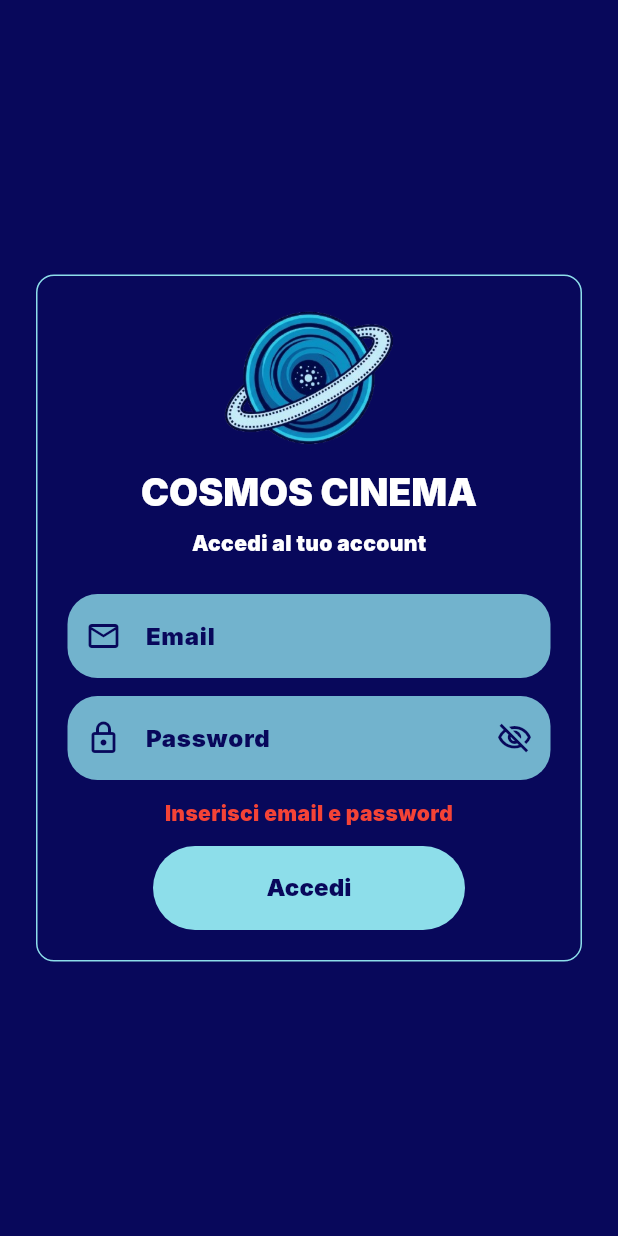
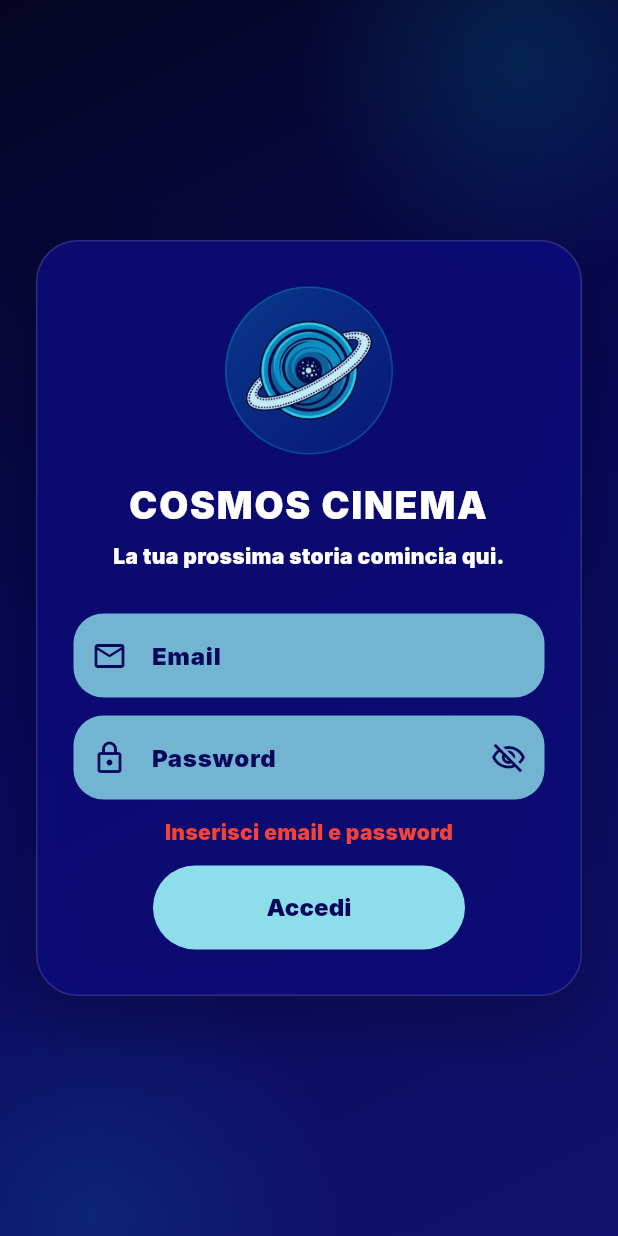
Before and after one commit to fabio-sorrentino/fabio-sorrentino-cosmos, a Flutter app: the screen it shows after launch, after a tap on "Accedi", on a phone screen of 412 x 824 dp. Run offline on Flutter 3.47's test engine with Material 3 defaults, Android fonts, the phone set to English and light mode, and no system bars; our stand-ins replace cached_network_image, shared_preferences; network calls fail.

Commit message:
Aggiorna app e build iOS

```diff
--- a/lib/main.dart
+++ b/lib/main.dart
@@ -1,6 +1,7 @@
+import 'package:cosmos/screens/splash_screen.dart';
 import 'package:flutter/material.dart';
 import 'package:provider/provider.dart';
-
+import './screens/splash_screen.dart';
 import './providers/movies_provider.dart';
 import './providers/theme_provider.dart';
 import './providers/user_lists_provider.dart';
@@ -38,7 +39,7 @@ class MyApp extends StatelessWidget {
       scrollBehavior: const MaterialScrollBehavior().copyWith(
         overscroll: false,
       ),
-      home: const LoginScreen(),
+      home: const SplashScreen(),
     );
   }
 }
--- a/lib/models/movie.dart
+++ b/lib/models/movie.dart
@@ -22,7 +22,7 @@ class Movie {
   // Full poster URL (TMDB only sends a partial path)
   String? get posterUrl => posterPath == null
       ? null
-      : 'https://image.tmdb.org/t/p/w500$posterPath';
+      : 'https://image.tmdb.org/t/p/w342$posterPath';
 
   // Full backdrop URL (wide image)
   String? get backdropUrl => backdropPath == null
--- a/lib/screens/detail_screen.dart
+++ b/lib/screens/detail_screen.dart
@@ -1,10 +1,12 @@
 import 'package:flutter/material.dart';
 import 'package:provider/provider.dart';
+import 'package:cached_network_image/cached_network_image.dart';
 
 import '../models/movie.dart';
 import '../providers/user_lists_provider.dart';
 import '../widgets/primary_button.dart';
 import '../widgets/cast_section.dart';
+import '../widgets/skeleton.dart';
 
 class DetailScreen extends StatelessWidget {
   final Movie movie;
@@ -49,10 +51,13 @@ class DetailScreen extends StatelessWidget {
               child: ClipRRect(
                 borderRadius: BorderRadius.circular(20),
                 child: movie.posterUrl != null
-                    ? Image.network(
-                        movie.posterUrl!,
+                    ? CachedNetworkImage(
+                        imageUrl: movie.posterUrl!,
                         fit: BoxFit.cover,
-                        errorBuilder: (_, __, ___) => _NoPoster(movie.title),
+                        fadeInDuration: const Duration(milliseconds: 250),
+                        placeholder: (context, url) => const Skeleton(),
+                        errorWidget: (context, url, error) =>
+                            _NoPoster(movie.title),
                       )
                     : _NoPoster(movie.title),
               ),
--- a/lib/screens/login_screen.dart
+++ b/lib/screens/login_screen.dart
@@ -1,6 +1,7 @@
 import 'package:flutter/material.dart';
 
 import '../data/demo_user.dart';
+import '../theme/app_theme.dart';
 import '../widgets/custom_text_field.dart';
 import '../widgets/main_shell.dart';
 import '../widgets/primary_button.dart';
@@ -53,41 +54,118 @@ class LoginScreenState extends State<LoginScreen> {
 
   @override
   Widget build(BuildContext context) {
+    final isDark = Theme.of(context).brightness == Brightness.dark;
+
     return Scaffold(
-      body: SafeArea(
+      body: Stack(
+        children: [
+          Positioned.fill(
+            child: DecoratedBox(
+              decoration: BoxDecoration(
+                gradient: LinearGradient(
+                  begin: Alignment.topLeft,
+                  end: Alignment.bottomRight,
+                  colors: isDark
+                      ? const [
+                          Color(0xFF050522),
+                          AppColors.primary,
+                          Color(0xFF11116D),
+                        ]
+                      : const [
+                          Color(0xFFF4FCFF),
+                          AppColors.surfaceLight,
+                          Color(0xFF90DDE9),
+                        ],
+                ),
+              ),
+            ),
+          ),
+          Positioned(
+            top: -110,
+            right: -85,
+            child: _GlowOrb(
+              size: 300,
+              color: AppColors.tertiary.withValues(alpha: isDark ? 0.16 : 0.2),
+            ),
+          ),
+          Positioned(
+            bottom: -155,
+            left: -110,
+            child: _GlowOrb(
+              size: 340,
+              color: AppColors.secondary.withValues(alpha: isDark ? 0.2 : 0.14),
+            ),
+          ),
+          SafeArea(
             child: Center(
               child: SingleChildScrollView(
-            child: Padding(
                 padding: const EdgeInsets.all(24),
+                child: ConstrainedBox(
+                  constraints: const BoxConstraints(maxWidth: 430),
                   child: Container(
                     width: double.infinity,
-                padding: const EdgeInsets.all(20),
+                    padding: const EdgeInsets.symmetric(
+                      horizontal: 24,
+                      vertical: 30,
+                    ),
                     decoration: BoxDecoration(
+                      color: (isDark ? AppColors.hoverPrimary : Colors.white)
+                          .withValues(alpha: isDark ? 0.84 : 0.82),
                       border: Border.all(
-                    color: Theme.of(context).colorScheme.primary,
+                        color: (isDark ? Colors.white : AppColors.primary)
+                            .withValues(alpha: 0.14),
                       ),
-                  borderRadius: BorderRadius.circular(12),
+                      borderRadius: BorderRadius.circular(28),
+                      boxShadow: [
+                        BoxShadow(
+                          color: AppColors.black.withValues(
+                            alpha: isDark ? 0.24 : 0.1,
+                          ),
+                          blurRadius: 40,
+                          offset: const Offset(0, 20),
+                        ),
+                      ],
                     ),
                     child: Column(
                       mainAxisSize: MainAxisSize.min,
                       children: [
-                    Image.asset(
+                        Container(
+                          width: 112,
+                          height: 112,
+                          padding: const EdgeInsets.all(12),
+                          decoration: BoxDecoration(
+                            shape: BoxShape.circle,
+                            gradient: LinearGradient(
+                              begin: Alignment.topLeft,
+                              end: Alignment.bottomRight,
+                              colors: [
+                                AppColors.tertiary.withValues(alpha: 0.28),
+                                AppColors.secondary.withValues(alpha: 0.12),
+                              ],
+                            ),
+                            border: Border.all(
+                              color: AppColors.tertiary.withValues(alpha: 0.3),
+                            ),
+                          ),
+                          child: Image.asset(
                             'assets/images/cosmos-logo.png',
-                      height: 96,
-                      width: 114,
                             fit: BoxFit.contain,
                           ),
-                    const SizedBox(height: 12),
+                        ),
+                        const SizedBox(height: 18),
                         Text(
                           'COSMOS CINEMA',
-                      style: Theme.of(context).textTheme.titleLarge,
+                          textAlign: TextAlign.center,
+                          style: Theme.of(context).textTheme.titleLarge
+                              ?.copyWith(letterSpacing: 1.2),
                         ),
                         const SizedBox(height: 8),
                         Text(
-                      'Accedi al tuo account',
+                          'La tua prossima storia comincia qui.',
+                          textAlign: TextAlign.center,
                           style: Theme.of(context).textTheme.bodyMedium,
                         ),
-                    const SizedBox(height: 24),
+                        const SizedBox(height: 28),
                         CustomTextField(
                           controller: emailController,
                           hintText: 'Email',
@@ -124,6 +202,29 @@ class LoginScreenState extends State<LoginScreen> {
               ),
             ),
           ),
+        ],
+      ),
     );
   }
 }
+
+class _GlowOrb extends StatelessWidget {
+  final double size;
+  final Color color;
+
+  const _GlowOrb({required this.size, required this.color});
+
+  @override
+  Widget build(BuildContext context) {
+    return IgnorePointer(
+      child: Container(
+        width: size,
+        height: size,
+        decoration: BoxDecoration(
+          shape: BoxShape.circle,
+          gradient: RadialGradient(colors: [color, color.withValues(alpha: 0)]),
+        ),
+      ),
+    );
+  }
+}
--- /dev/null
+++ b/lib/screens/splash_screen.dart
@@ -0,0 +1,209 @@
+import 'dart:async';
+
+import 'package:flutter/material.dart';
+
+import '../theme/app_theme.dart';
+import 'login_screen.dart';
+
+class SplashScreen extends StatefulWidget {
+  const SplashScreen({super.key});
+
+  @override
+  State<SplashScreen> createState() => _SplashScreenState();
+}
+
+class _SplashScreenState extends State<SplashScreen>
+    with SingleTickerProviderStateMixin {
+  late final AnimationController _controller;
+  late final Animation<double> _scale;
+  late final Animation<double> _fade;
+  Timer? _timer;
+
+  @override
+  void initState() {
+    super.initState();
+    _controller = AnimationController(
+      vsync: this,
+      duration: const Duration(milliseconds: 1400),
+    )..forward();
+
+    _scale = Tween<double>(
+      begin: 0.6,
+      end: 1,
+    ).animate(CurvedAnimation(parent: _controller, curve: Curves.easeOutBack));
+    _fade = CurvedAnimation(
+      parent: _controller,
+      curve: const Interval(0, 0.6, curve: Curves.easeIn),
+    );
+
+    _timer = Timer(const Duration(milliseconds: 2600), _goToLogin);
+  }
+
+  void _goToLogin() {
+    if (!mounted) return;
+    Navigator.pushReplacement(
+      context,
+      PageRouteBuilder(
+        transitionDuration: const Duration(milliseconds: 600),
+        pageBuilder: (_, _, _) => const LoginScreen(),
+        transitionsBuilder: (_, animation, _, child) =>
+            FadeTransition(opacity: animation, child: child),
+      ),
+    );
+  }
+
+  @override
+  void dispose() {
+    _timer?.cancel();
+    _controller.dispose();
+    super.dispose();
+  }
+
+  @override
+  Widget build(BuildContext context) {
+    return Scaffold(
+      body: Container(
+        decoration: const BoxDecoration(
+          gradient: LinearGradient(
+            begin: Alignment.topLeft,
+            end: Alignment.bottomRight,
+            colors: [Color(0xFF050522), AppColors.primary, Color(0xFF11116D)],
+          ),
+        ),
+        child: Stack(
+          children: [
+            Positioned(
+              top: 0,
+              left: 0,
+              right: 0,
+              child: IgnorePointer(
+                child: Container(
+                  height: 420,
+                  decoration: BoxDecoration(
+                    gradient: RadialGradient(
+                      center: const Alignment(0, 0.6),
+                      radius: 0.8,
+                      colors: [
+                        AppColors.tertiary.withValues(alpha: 0.2),
+                        Colors.transparent,
+                      ],
+                    ),
+                  ),
+                ),
+              ),
+            ),
+            SafeArea(
+              child: Center(
+                child: FadeTransition(
+                  opacity: _fade,
+                  child: ScaleTransition(
+                    scale: _scale,
+                    child: Column(
+                      mainAxisSize: MainAxisSize.min,
+                      children: [
+                        SizedBox(
+                          width: 270,
+                          height: 270,
+                          child: Stack(
+                            alignment: Alignment.center,
+                            children: [
+                              Container(
+                                width: 270,
+                                height: 270,
+                                decoration: BoxDecoration(
+                                  shape: BoxShape.circle,
+                                  border: Border.all(
+                                    color: Colors.white.withValues(alpha: 0.08),
+                                  ),
+                                ),
+                              ),
+                              Container(
+                                width: 226,
+                                height: 226,
+                                decoration: BoxDecoration(
+                                  shape: BoxShape.circle,
+                                  border: Border.all(
+                                    color: AppColors.tertiary.withValues(
+                                      alpha: 0.2,
+                                    ),
+                                  ),
+                                ),
+                              ),
+                              Container(
+                                width: 184,
+                                height: 184,
+                                decoration: BoxDecoration(
+                                  shape: BoxShape.circle,
+                                  color: AppColors.primary.withValues(
+                                    alpha: 0.72,
+                                  ),
+                                  boxShadow: [
+                                    BoxShadow(
+                                      color: AppColors.tertiary.withValues(
+                                        alpha: 0.24,
+                                      ),
+                                      blurRadius: 60,
+                                      spreadRadius: 4,
+                                    ),
+                                  ],
+                                ),
+                              ),
+                              Image.asset(
+                                'assets/images/cosmos-logo.png',
+                                width: 158,
+                                height: 158,
+                                fit: BoxFit.contain,
+                              ),
+                            ],
+                          ),
+                        ),
+                        const SizedBox(height: 26),
+                        const Text(
+                          'COSMOS',
+                          style: TextStyle(
+                            color: Colors.white,
+                            fontSize: 28,
+                            fontWeight: FontWeight.w900,
+                            letterSpacing: 7,
+                          ),
+                        ),
+                        const SizedBox(height: 6),
+                        Text(
+                          'C I N E M A',
+                          style: TextStyle(
+                            color: AppColors.lightBg.withValues(alpha: 0.9),
+                            fontSize: 12,
+                            fontWeight: FontWeight.w600,
+                            letterSpacing: 2,
+                          ),
+                        ),
+                        const SizedBox(height: 16),
+                        Text(
+                          'Il cinema, oltre ogni universo.',
+                          style: TextStyle(
+                            color: Colors.white.withValues(alpha: 0.68),
+                            fontSize: 14,
+                            letterSpacing: 0.3,
+                          ),
+                        ),
+                        const SizedBox(height: 44),
+                        SizedBox(
+                          width: 22,
+                          height: 22,
+                          child: CircularProgressIndicator(
+                            strokeWidth: 2,
+                            color: AppColors.tertiary.withValues(alpha: 0.9),
+                          ),
+                        ),
+                      ],
+                    ),
+                  ),
+                ),
+              ),
+            ),
+          ],
+        ),
+      ),
+    );
+  }
+}
--- a/lib/widgets/cast_section.dart
+++ b/lib/widgets/cast_section.dart
@@ -1,9 +1,11 @@
 import 'package:flutter/material.dart';
+import 'package:cached_network_image/cached_network_image.dart';
 
 import '../models/cast_member.dart';
 import '../models/movie.dart';
 import '../screens/actor_screen.dart';
 import '../services/tmdb_service.dart';
+import 'skeleton.dart';
 
 class CastSection extends StatefulWidget {
   final Movie movie;
@@ -56,7 +58,7 @@ class _CastSectionState extends State<CastSection> {
               child: ListView.separated(
                 scrollDirection: Axis.horizontal,
                 itemCount: cast.length,
-                separatorBuilder: (_, __) => const SizedBox(width: 14),
+                separatorBuilder: (context, index) => const SizedBox(width: 14),
                 itemBuilder: (context, i) => _CastCard(member: cast[i]),
               ),
             ),
@@ -96,12 +98,14 @@ class _CastCard extends StatelessWidget {
           children: [
             ClipOval(
               child: member.photoUrl != null
-                  ? Image.network(
-                      member.photoUrl!,
+                  ? CachedNetworkImage(
+                      imageUrl: member.photoUrl!,
                       width: 80,
                       height: 80,
                       fit: BoxFit.cover,
-                      errorBuilder: (_, __, ___) => placeholder,
+                      fadeInDuration: const Duration(milliseconds: 250),
+                      placeholder: (context, url) => const Skeleton(),
+                      errorWidget: (context, url, error) => placeholder,
                     )
                   : placeholder,
             ),
--- a/lib/widgets/movie_poster.dart
+++ b/lib/widgets/movie_poster.dart
@@ -1,9 +1,10 @@
 import 'package:flutter/material.dart';
 import 'package:provider/provider.dart';
-
+import 'package:cached_network_image/cached_network_image.dart';
 import '../models/movie.dart';
 import '../providers/user_lists_provider.dart';
 import '../theme/app_theme.dart';
+import 'skeleton.dart';
 
 class MoviePoster extends StatelessWidget {
   final Movie movie;
@@ -60,11 +61,12 @@ class MoviePoster extends StatelessWidget {
             fit: StackFit.expand,
             children: [
               imageUrl != null
-                  ? Image.network(
-                      imageUrl,
+                  ? CachedNetworkImage(
+                      imageUrl: imageUrl,
                       fit: BoxFit.cover,
-                      errorBuilder: (context, error, stackTrace) =>
-                          _placeholder(context),
+                      fadeInDuration: const Duration(milliseconds: 250),
+                      placeholder: (context, url) => const Skeleton(),
+                      errorWidget: (context, url, error) => _placeholder(context),
                     )
                   : _placeholder(context),
 
--- /dev/null
+++ b/lib/widgets/skeleton.dart
@@ -0,0 +1,37 @@
+import 'package:flutter/material.dart';
+
+import '../theme/app_theme.dart';
+
+// Pulsing placeholder shown while an image is loading
+class Skeleton extends StatefulWidget {
+  const Skeleton({super.key});
+
+  @override
+  State<Skeleton> createState() => _SkeletonState();
+}
+
+class _SkeletonState extends State<Skeleton>
+    with SingleTickerProviderStateMixin {
+  late final AnimationController _controller = AnimationController(
+    vsync: this,
+    duration: const Duration(milliseconds: 900),
+  )..repeat(reverse: true);
+
+  @override
+  void dispose() {
+    _controller.dispose();
+    super.dispose();
+  }
+
+  @override
+  Widget build(BuildContext context) {
+    final dark = Theme.of(context).brightness == Brightness.dark;
+
+    return FadeTransition(
+      opacity: Tween<double>(begin: 0.35, end: 0.9).animate(_controller),
+      child: Container(
+        color: dark ? AppColors.disabledPrimary : AppColors.lightBg,
+      ),
+    );
+  }
+}
```
Also changed, not shown: pubspec.yaml (+9 -0 lines), pubspec.lock, 1 other file. Lines whose indentation alone changed are shown as unchanged.
